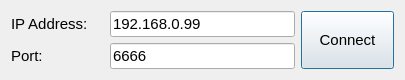
This is src/ConnectDialog.ui in thinkexist1989/rocos-dbg as Qt 5 draws it before an edit. The edited form follows.
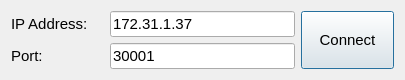
This is the edited form.

What changed in the file:
```diff
--- a/src/ConnectDialog.ui
+++ b/src/ConnectDialog.ui
@@ -7,7 +7,7 @@
     <x>0</x>
     <y>0</y>
     <width>405</width>
-    <height>76</height>
+    <height>80</height>
    </rect>
   </property>
   <property name="font">
@@ -32,14 +32,14 @@
    <item row="1" column="1" colspan="2">
     <widget class="QLineEdit" name="portEdit">
      <property name="text">
-      <string>6666</string>
+      <string>30001</string>
      </property>
     </widget>
    </item>
    <item row="0" column="1" colspan="2">
     <widget class="QLineEdit" name="ipAddressEdit">
      <property name="text">
-      <string>192.168.0.99</string>
+      <string>172.31.1.37</string>
      </property>
     </widget>
    </item>
```
